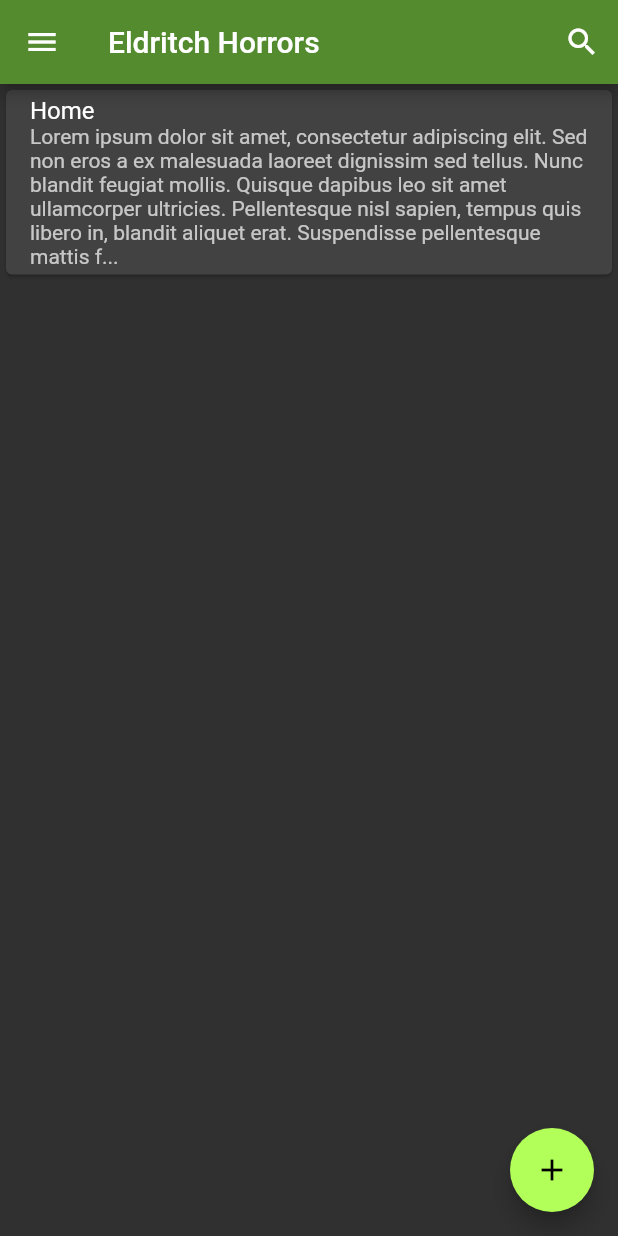
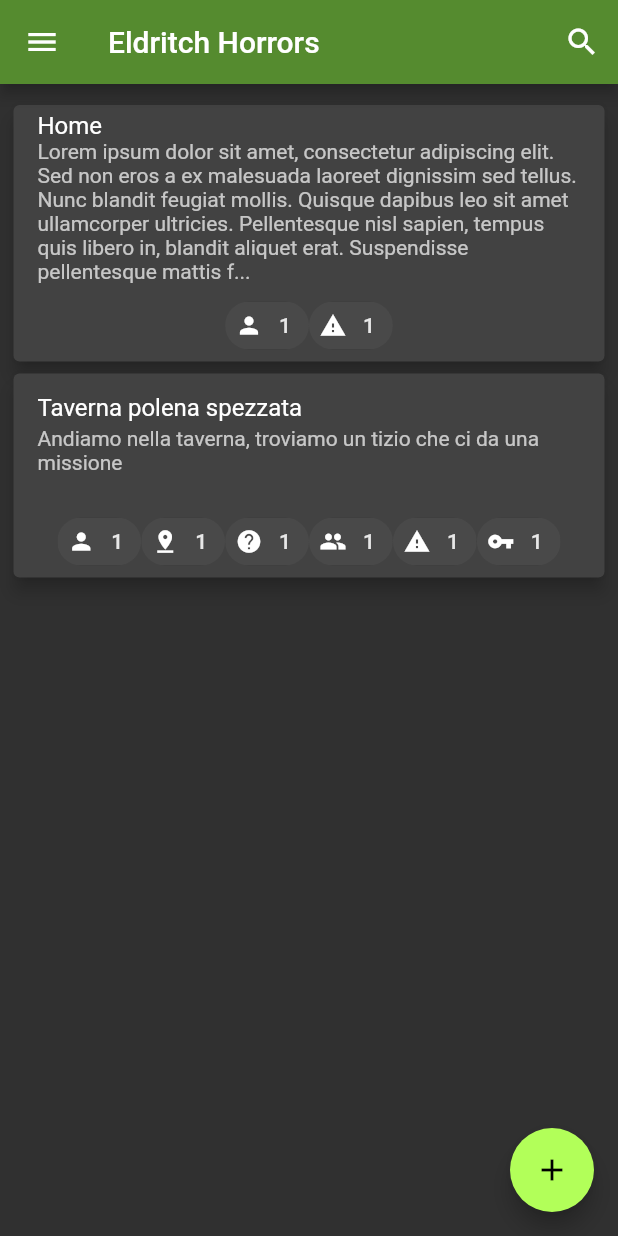
Before and after one commit to LukeDS-it/eternal-light-tome, a Flutter app: the screen it shows after launch, after a tap on "Eldritch Horrors", on a phone screen of 412 x 824 dp. Run offline on Flutter 3.47's test engine with Material 2 defaults, Android fonts, the phone set to English and light mode, and no system bars; Roboto replaces fonts that are missing (Hind, Montserrat).

Commit message:
end story view design

```diff
--- a/lib/it/ldsoftware/elt/ui/common-components.dart
+++ b/lib/it/ldsoftware/elt/ui/common-components.dart
@@ -11,56 +11,56 @@ class CampaignDrawer extends Drawer {
             ),
             ListTile(
               title: Text("Story"),
-              leading: Icon(Icons.book),
+              leading: CommonIcons.STORY_ICON,
               onTap: () {
                 print("hello");
               },
             ),
             ListTile(
               title: Text("Characters"),
-              leading: Icon(Icons.contact_mail),
+              leading: CommonIcons.CHARACTER_ICON,
               onTap: () {
                 print("hello");
               },
             ),
             ListTile(
               title: Text("Places"),
-              leading: Icon(Icons.pin_drop),
+              leading: CommonIcons.PLACE_ICON,
               onTap: () {
                 print("hello");
               },
             ),
             ListTile(
               title: Text("Items"),
-              leading: Icon(Icons.move_to_inbox),
+              leading: CommonIcons.ITEM_ICON,
               onTap: () {
                 print("hello");
               },
             ),
             ListTile(
               title: Text("Quests"),
-              leading: Icon(Icons.help),
+              leading: CommonIcons.QUEST_ICON,
               onTap: () {
                 print("hello");
               },
             ),
             ListTile(
               title: Text("Monsters"),
-              leading: Icon(Icons.warning),
+              leading: CommonIcons.MONSTER_ICON,
               onTap: () {
                 print("hello");
               },
             ),
             ListTile(
               title: Text("Folks"),
-              leading: Icon(Icons.people),
+              leading: CommonIcons.FOLK_ICON,
               onTap: () {
                 print("hello");
               },
             ),
             ListTile(
               title: Text("Notes"),
-              leading: Icon(Icons.speaker_notes),
+              leading: CommonIcons.NOTE_ICON,
               onTap: () {
                 print("hello");
               },
@@ -68,3 +68,14 @@ class CampaignDrawer extends Drawer {
           ],
         ));
 }
+
+class CommonIcons {
+  static const STORY_ICON = Icon(Icons.book);
+  static const CHARACTER_ICON = Icon(Icons.person);
+  static const PLACE_ICON = Icon(Icons.pin_drop);
+  static const ITEM_ICON = Icon(Icons.vpn_key);
+  static const QUEST_ICON = Icon(Icons.help);
+  static const MONSTER_ICON = Icon(Icons.warning);
+  static const FOLK_ICON = Icon(Icons.people);
+  static const NOTE_ICON = Icon(Icons.speaker_notes);
+}
--- a/lib/it/ldsoftware/elt/ui/story-view.dart
+++ b/lib/it/ldsoftware/elt/ui/story-view.dart
@@ -17,11 +17,27 @@ class StoryView extends StatefulWidget {
 class _StoryState extends State<StoryView> {
   final String _campaignName;
   List<ChapterVM> chapters = [
-    ChapterVM("Home", """
+    ChapterVM(
+        "Home",
+        """
 Lorem ipsum dolor sit amet, consectetur adipiscing elit. Sed non eros a ex malesuada laoreet dignissim sed tellus. Nunc blandit feugiat mollis. Quisque dapibus leo sit amet ullamcorper ultricies. Pellentesque nisl sapien, tempus quis libero in, blandit aliquet erat. Suspendisse pellentesque mattis fermentum. Proin fermentum euismod ligula, nec congue libero sagittis sed. Vestibulum ante ipsum primis in faucibus orci luctus et ultrices posuere cubilia Curae; Mauris ac vehicula risus. Aliquam lobortis vulputate felis vitae dignissim. Nam ullamcorper turpis quis ipsum pellentesque convallis. Nullam cursus volutpat urna, a rhoncus est cursus eget. Quisque hendrerit orci eu accumsan iaculis. Fusce quam enim, malesuada eu libero sed, tempor imperdiet leo. Pellentesque et semper est. Nunc rhoncus magna ex, non malesuada metus lacinia ut.
 
 xIn hac habitasse platea dictumst. Vestibulum semper congue ultricies. Pellentesque elementum facilisis suscipit. Ut efficitur, nibh vitae euismod fringilla, ipsum dolor sollicitudin leo, in sodales purus lectus egestas arcu. Vestibulum eget turpis porttitor, sodales diam non, tincidunt tortor. Vestibulum blandit consequat mattis. Ut maximus vulputate mi. Pellentesque mattis, justo a tristique fermentum, dui dolor mollis dui, non ultricies tortor risus et tortor. Nulla facilisi.
-    """)
+    """,
+        ["Cane"],
+        null,
+        null,
+        null,
+        ["Cane"]),
+    ChapterVM(
+        "Taverna polena spezzata",
+        "Andiamo nella taverna, troviamo un tizio che ci da una missione",
+        ["Giovanni"],
+        ["Palude di Ipswitch"],
+        ["Porta la scatola"],
+        ["Elfi"],
+        ["Velociragno"],
+        ["Scatola"])
   ];
 
   _StoryState(this._campaignName);
@@ -40,30 +56,32 @@ xIn hac habitasse platea dictumst. Vestibulum semper congue ultricies. Pellentes
       ),
       drawer: CampaignDrawer(_campaignName),
       body: ListView.builder(
-        padding: EdgeInsets.zero,
+          padding: EdgeInsets.fromLTRB(5, 10, 5, 10),
           itemCount: chapters.length,
           itemBuilder: (context, position) {
             var chapter = chapters[position];
+            var story = chapter.story.length > 300
+                ? chapter.story.substring(0, 300) + "..."
+                : chapter.story;
             return GestureDetector(
                 onTap: () {
                   print("Open full chapter view");
                 },
                 child: Card(
+                  elevation: 5,
                   child: Column(
-                  mainAxisSize: MainAxisSize.min,
                     children: <Widget>[
                       ListTile(
                         title: Text(chapter.place),
-                      subtitle: Text(chapter.story.substring(0, 300) + "..."),
+                        subtitle: Text(story),
                         isThreeLine: true,
                       ),
-                    Row(
-
+                      Wrap(
+                        children: _getChips(chapter),
                       ),
                     ],
                   ),
-              )
-            );
+                ));
           }),
       floatingActionButton: FloatingActionButton(
         onPressed: null,
@@ -72,4 +90,33 @@ xIn hac habitasse platea dictumst. Vestibulum semper congue ultricies. Pellentes
       floatingActionButtonLocation: FloatingActionButtonLocation.endFloat,
     );
   }
+
+  List<Widget> _getChips(ChapterVM chapter) {
+    return <Widget>[
+      if (chapter.people != null)
+        Chip(
+            label: Text(chapter.people.length.toString()),
+            avatar: CommonIcons.CHARACTER_ICON),
+      if (chapter.places != null)
+        Chip(
+            label: Text(chapter.places.length.toString()),
+            avatar: CommonIcons.PLACE_ICON),
+      if (chapter.quests != null)
+        Chip(
+            label: Text(chapter.quests.length.toString()),
+            avatar: CommonIcons.QUEST_ICON),
+      if (chapter.folks != null)
+        Chip(
+            label: Text(chapter.folks.length.toString()),
+            avatar: CommonIcons.FOLK_ICON),
+      if (chapter.monsters != null)
+        Chip(
+            label: Text(chapter.monsters.length.toString()),
+            avatar: CommonIcons.MONSTER_ICON),
+      if (chapter.items != null)
+        Chip(
+            label: Text(chapter.items.length.toString()),
+            avatar: CommonIcons.ITEM_ICON),
+    ];
   }
+}
--- a/pubspec.yaml
+++ b/pubspec.yaml
@@ -14,7 +14,7 @@ description: D&amp;D session management app
 version: 1.0.0+1
 
 environment:
-  sdk: ">=2.1.0 <3.0.0"
+  sdk: ">=2.2.2 <3.0.0"
 
 dependencies:
   flutter:
```
Also changed, not shown: pubspec.lock. Lines whose indentation alone changed are shown as unchanged.
